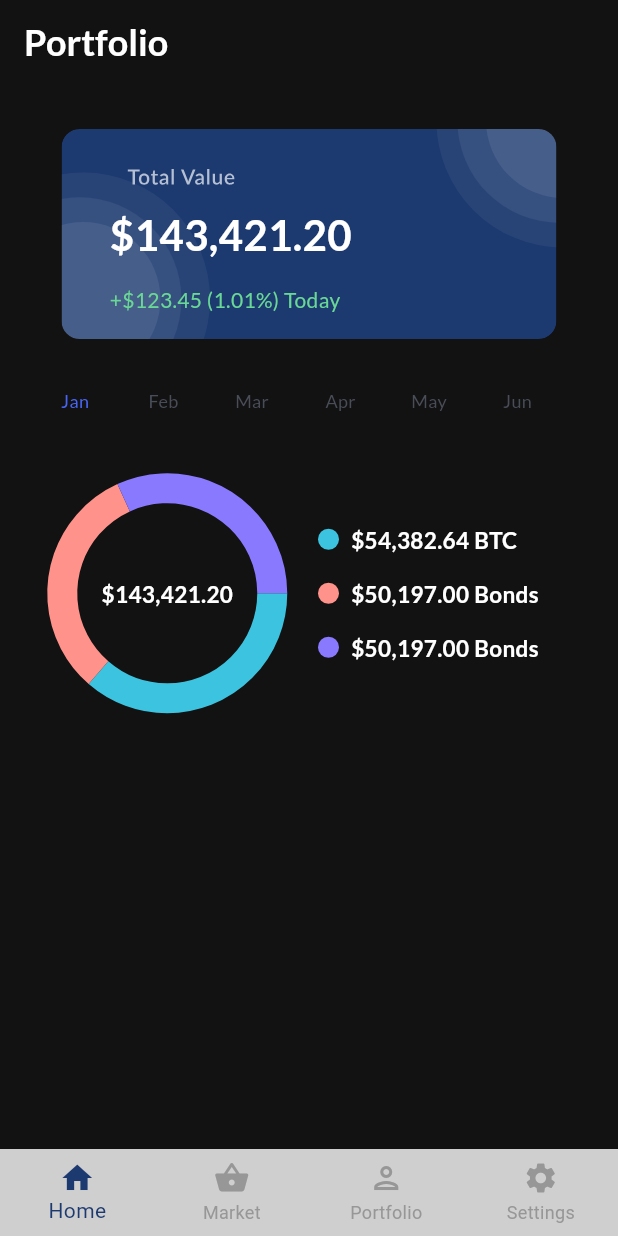
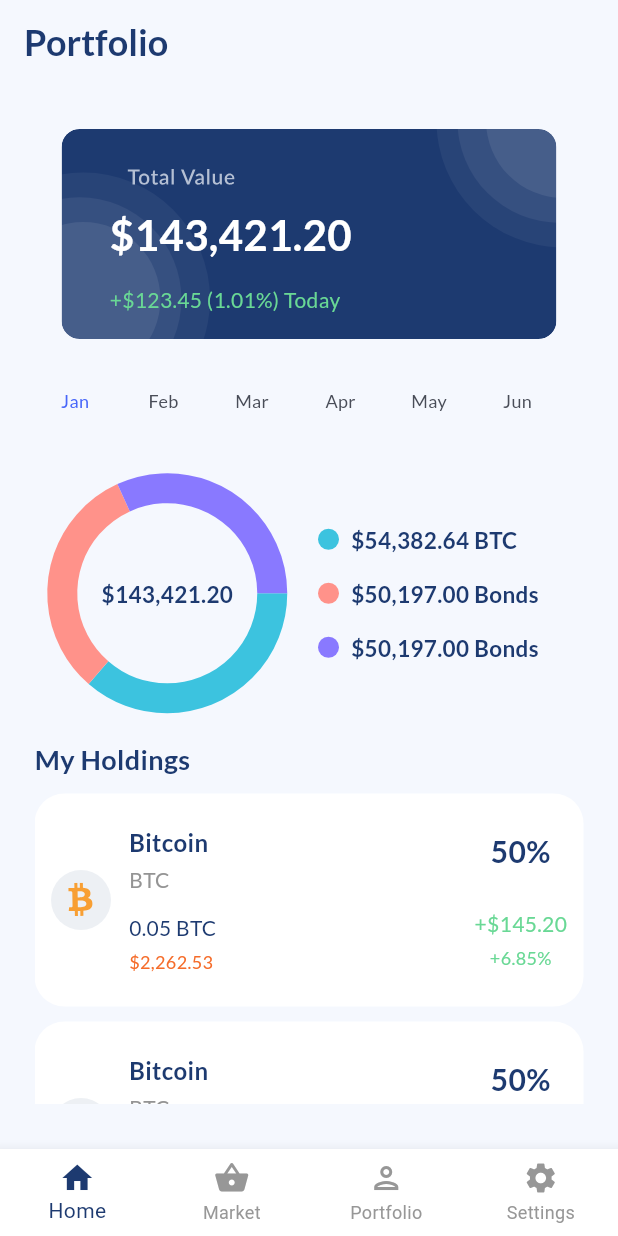
Before and after one commit to AbdoAlHady/fintech-app, a Flutter app: the screen it shows after launch, on a phone screen of 412 x 824 dp. Run offline on Flutter 3.47's test engine with Material 3 defaults, Android fonts, the phone set to English and light mode, and no system bars; drawn by our look-alikes of fl_chart; our stand-ins replace flutter_svg, go_router, google_fonts, skeletonizer; project files that could hold a hidden picture were left out.

Commit message:
feat: Add portfolio feature components including holdings and transactions

```diff
--- a/lib/app.dart
+++ b/lib/app.dart
@@ -11,7 +11,7 @@ class FintechApp extends StatelessWidget {
       debugShowCheckedModeBanner: false,
       theme: AppTheme.lightTheme,
       darkTheme: AppTheme.darkTheme,
-      themeMode: ThemeMode.dark,
+      themeMode: ThemeMode.light,
       routerConfig: AppRouter.router,
     );
   }
--- a/lib/core/helpers/extensions.dart
+++ b/lib/core/helpers/extensions.dart
@@ -1,3 +1,4 @@
+import 'package:fintech_app/core/theme/custom_color_extension.dart';
 import 'package:flutter/material.dart';
 
 extension ContextExtension on BuildContext {
@@ -25,6 +26,8 @@ extension ContextExtension on BuildContext {
 
   double get height => MediaQuery.of(this).size.height;
   double get width => MediaQuery.of(this).size.width;
+
+  CustomColors get customColors => Theme.of(this).customColors;
 }
 
 extension StringExtension on String? {
--- a/lib/core/theme/app_colors.dart
+++ b/lib/core/theme/app_colors.dart
@@ -30,4 +30,5 @@ class AppColors {
   static const Color skyCyan = Color(0xFF3CC3DF);
   static const Color softViolet = Color(0xFF8979FF);
   static const Color darkColor = Color(0xFF0D0D0D);
+  static const Color lightDarkColor = Color(0xFF1B1B1B);
 }
--- a/lib/core/utils/app_assets.dart
+++ b/lib/core/utils/app_assets.dart
@@ -10,9 +10,13 @@ class AppAssets {
 
   static const String svgsApplePay = "assets/svgs/apple_pay.svg";
 
+  static const String svgsArrow = "assets/svgs/arrow.svg";
+
   static const String svgsArrowDown = "assets/svgs/arrow_down.png";
 
   static const String svgsArrowUp = "assets/svgs/arrow_up.svg";
+
+  static const String svgsBitcoin = "assets/svgs/bitcoin.svg";
 
   static const String svgsCard = "assets/svgs/card.svg";
 
--- a/lib/features/market/presentaton/widgets/custom_bottom_nav_bar.dart
+++ b/lib/features/market/presentaton/widgets/custom_bottom_nav_bar.dart
@@ -1,3 +1,4 @@
+import 'package:fintech_app/core/utils/exports.dart';
 import 'package:flutter/material.dart';
 
 class MainShellLayout extends StatefulWidget {
@@ -54,8 +55,8 @@ class _MainShellLayoutState extends State<MainShellLayout> {
         },
         type: BottomNavigationBarType.fixed,
         selectedItemColor: Color(0xFF1D3A70),
-        unselectedItemColor: const Color(0xFF979797),
-        backgroundColor: Colors.white.withOpacity(0.8),
+        unselectedItemColor: AppColors.unSelectedIcon,
+        backgroundColor: context.customColors.cardColor,
         items: items,
       ),
     );
--- a/lib/features/portfolio/feature_imports.dart
+++ b/lib/features/portfolio/feature_imports.dart
@@ -10,3 +10,9 @@ part '../portfolio/presentation/widgets/portfolio_chart.dart';
 part '../portfolio/presentation/widgets/portfolio_total_value.dart';
 part '../portfolio/presentation/widgets/portfolio_months.dart';
 part '../portfolio/presentation/widgets/portfolio_asset_item.dart';
+part '../portfolio/presentation/widgets/my_holdings.dart';
+part '../portfolio/presentation/widgets/holdings_list_view.dart';
+part '../portfolio/presentation/widgets/holding_item.dart';
+part '../portfolio/presentation/widgets/recent_transactions.dart';
+part '../portfolio/presentation/widgets/recent_transactions_list_view.dart';
+part '../portfolio/presentation/widgets/transaction_list_item.dart';
--- /dev/null
+++ b/lib/features/portfolio/presentation/widgets/holding_item.dart
@@ -0,0 +1,78 @@
+part of '../../feature_imports.dart';
+
+class HoldingItem extends StatelessWidget {
+  const HoldingItem({super.key});
+
+  @override
+  Widget build(BuildContext context) {
+    return Container(
+      padding: EdgeInsets.symmetric(vertical: 21, horizontal: 11),
+
+      decoration: BoxDecoration(
+        color: context.customColors.cardColor,
+        borderRadius: BorderRadius.circular(20),
+      ),
+      child: Column(
+        children: [
+          Row(
+            children: [
+              Container(
+                width: 40,
+                height: 40,
+                padding: EdgeInsets.all(8),
+                decoration: BoxDecoration(
+                  shape: BoxShape.circle,
+                  color: context.customColors.secondaryCardColor,
+                ),
+                child: Center(child: SvgPicture.asset(AppAssets.svgsBitcoin)),
+              ),
+              space(width: 12),
+              Column(
+                crossAxisAlignment: CrossAxisAlignment.start,
+                children: [
+                  Text('Bitcoin', style: AppTextStyles.bold16),
+                  space(height: 4),
+                  Text(
+                    'BTC',
+                    style: AppTextStyles.medium14.copyWith(
+                      color: AppColors.grey3,
+                    ),
+                  ),
+                  space(height: 12),
+                  Text('0.05 BTC', style: AppTextStyles.medium14),
+                  space(height: 4),
+                  Text(
+                    '\$2,262.53',
+                    style: AppTextStyles.regular12.copyWith(
+                      color: AppColors.secondaryColor,
+                    ),
+                  ),
+                ],
+              ),
+              Spacer(),
+              Column(
+                children: [
+                  Text('50%', style: AppTextStyles.bold20),
+                  space(height: 24),
+                  Text(
+                    '+\$145.20',
+                    style: AppTextStyles.medium14.copyWith(
+                      color: AppColors.lightGreen,
+                    ),
+                  ),
+                  space(height: 4),
+                  Text(
+                    '+6.85%',
+                    style: AppTextStyles.regular12.copyWith(
+                      color: AppColors.lightGreen,
+                    ),
+                  ),
+                ],
+              ),
+            ],
+          ),
+        ],
+      ),
+    );
+  }
+}
--- /dev/null
+++ b/lib/features/portfolio/presentation/widgets/holdings_list_view.dart
@@ -0,0 +1,20 @@
+part of '../../feature_imports.dart';
+
+class HoldingsListView extends StatelessWidget {
+  const HoldingsListView({super.key});
+
+  @override
+  Widget build(BuildContext context) {
+    return ListView.separated(
+      itemBuilder: (context, index) {
+        return HoldingItem();
+      },
+      separatorBuilder: (context, index) {
+        return space(height: 10);
+      },
+      itemCount: 5,
+      shrinkWrap: true,
+      physics: NeverScrollableScrollPhysics(),
+    );
+  }
+}
--- /dev/null
+++ b/lib/features/portfolio/presentation/widgets/my_holdings.dart
@@ -0,0 +1,17 @@
+part of '../../feature_imports.dart';
+
+class MyHoldings extends StatelessWidget {
+  const MyHoldings({super.key});
+
+  @override
+  Widget build(BuildContext context) {
+    return Column(
+      crossAxisAlignment: CrossAxisAlignment.start,
+      children: [
+        Text('My Holdings', style: AppTextStyles.bold18),
+        space(height: 10),
+        HoldingsListView(),
+      ],
+    );
+  }
+}
--- a/lib/features/portfolio/presentation/widgets/portfolio_view_body.dart
+++ b/lib/features/portfolio/presentation/widgets/portfolio_view_body.dart
@@ -15,6 +15,9 @@ class PortfolioViewBody extends StatelessWidget {
           space(height: 40),
           PortfolioChart(),
           space(height: 27),
+          MyHoldings(),
+          space(height: 10),
+          RecentTransactions(),
         ],
       ),
     );
```
Also changed, not shown: lib/core/theme/custom_color_extension.dart (added, +34 -0 lines), lib/features/portfolio/presentation/widgets/recent_transactions.dart (added, +17 -0 lines), lib/features/portfolio/presentation/widgets/recent_transactions_list_view.dart (added, +18 -0 lines), lib/features/portfolio/presentation/widgets/transaction_list_item.dart (added, +62 -0 lines), assets/svgs/arrow.svg (added), assets/svgs/bitcoin.svg (added).
